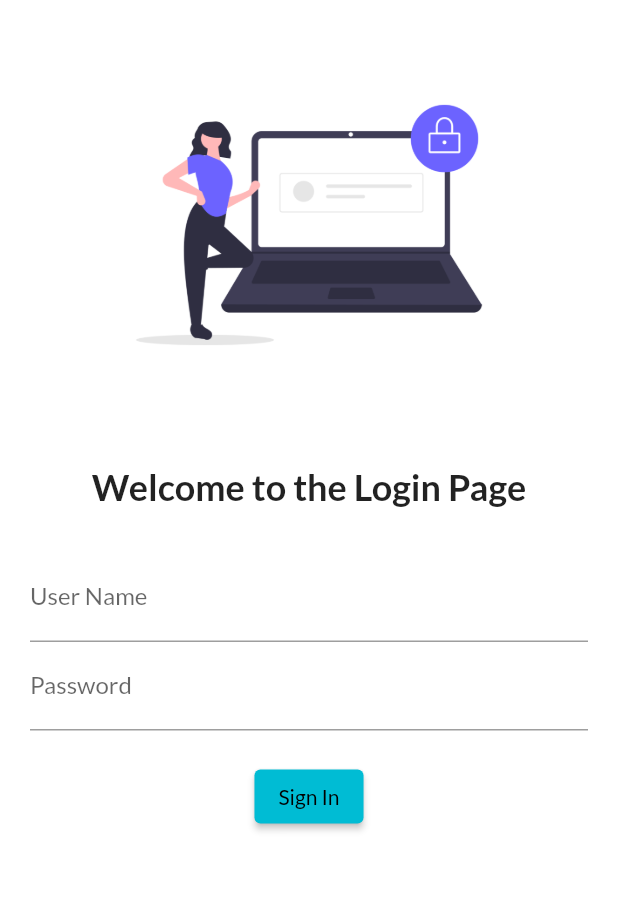
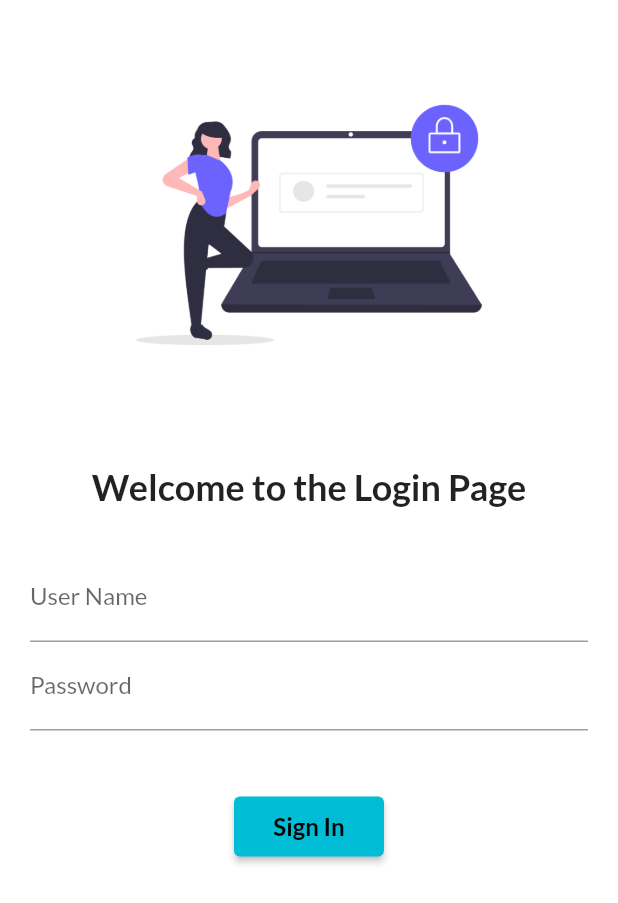
Before and after one commit to theroyaritra/LearningFlutterDevelopment, a Flutter app: the screen it shows after launch, on a phone screen of 412 x 824 dp. Shown: the top 903 px of the screen. Run offline on Flutter 3.47's test engine with Material 2 defaults, Android fonts, the phone set to English and light mode, and no system bars; our stand-ins replace google_fonts; missing offline and left inert: dart:ffi.

Commit message:
Session 2 Completed

```diff
--- a/first_catalog_application/lib/pages/LoginPage.dart
+++ b/first_catalog_application/lib/pages/LoginPage.dart
@@ -14,6 +14,7 @@ class LoginPage extends StatelessWidget {
         ),
       ),*/
       color: Colors.white,
+      child: SingleChildScrollView(
         child: Column(children: [
           Image.asset("assets/images/login_image.png",
               height: 300, width: 300, fit: BoxFit.contain),
@@ -22,29 +23,34 @@ class LoginPage extends StatelessWidget {
             "Welcome to the Login Page",
             style: TextStyle(fontSize: 24, fontWeight: FontWeight.bold),
           ),
-        const SizedBox(height: 10),
-        Padding( //padding: EdgeInsets.symetric(vertical:20,horizontal:40)
+          SizedBox(height: 10),
+          Padding(
+            //padding: EdgeInsets.symetric(vertical:20,horizontal:40)
             padding: const EdgeInsets.all(20.0),
             child: Column(
               children: [
                 TextFormField(
                     decoration: const InputDecoration(
-                      labelText: "User Name", hintText: "Enter your username")),
+                        labelText: "User Name",
+                        hintText: "Enter your username")),
                 TextFormField(
                     obscureText: true,
                     decoration: const InputDecoration(
-                      labelText: "Password", hintText: "Enter your password")),
-              SizedBox(height:20),
+                        labelText: "Password",
+                        hintText: "Enter your password")),
+                SizedBox(height: 40),
                 ElevatedButton(
-                style:TextButton.styleFrom(),
-                child: Text("Sign In"),
+                  style: TextButton.styleFrom(minimumSize: Size(100,40)),
+                  child: const Text("Sign In", style:TextStyle(fontSize:16, fontWeight: FontWeight.bold)),
                   onPressed: () {
                     print("Welcome to the Catalog App by Aritra Roy");
-                },)
+                  },
+                )
               ],
             ),
           ),
         ]),
+      ),
     );
   }
 }
```
Lines whose indentation alone changed are shown as unchanged.
